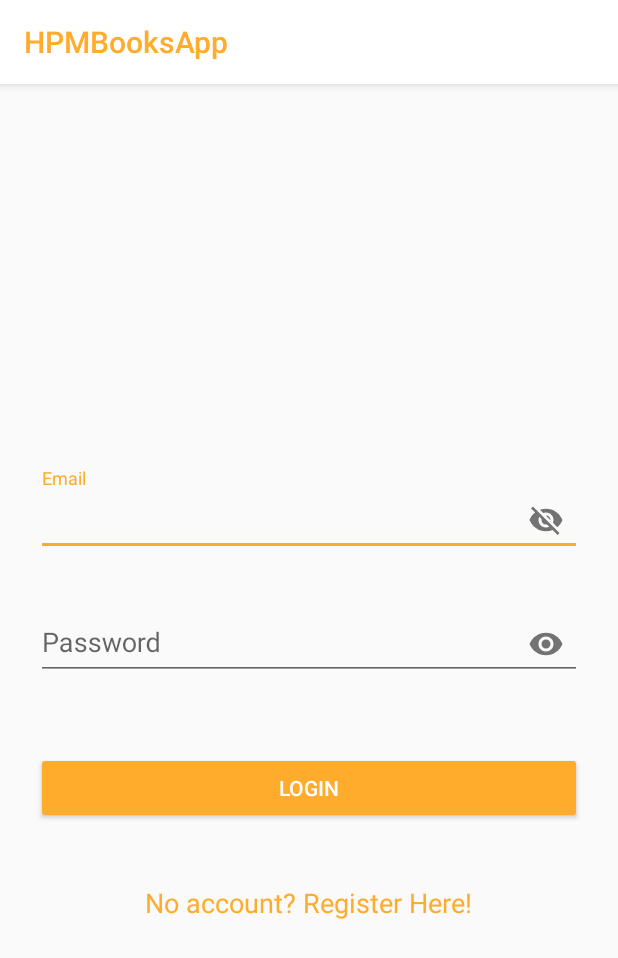
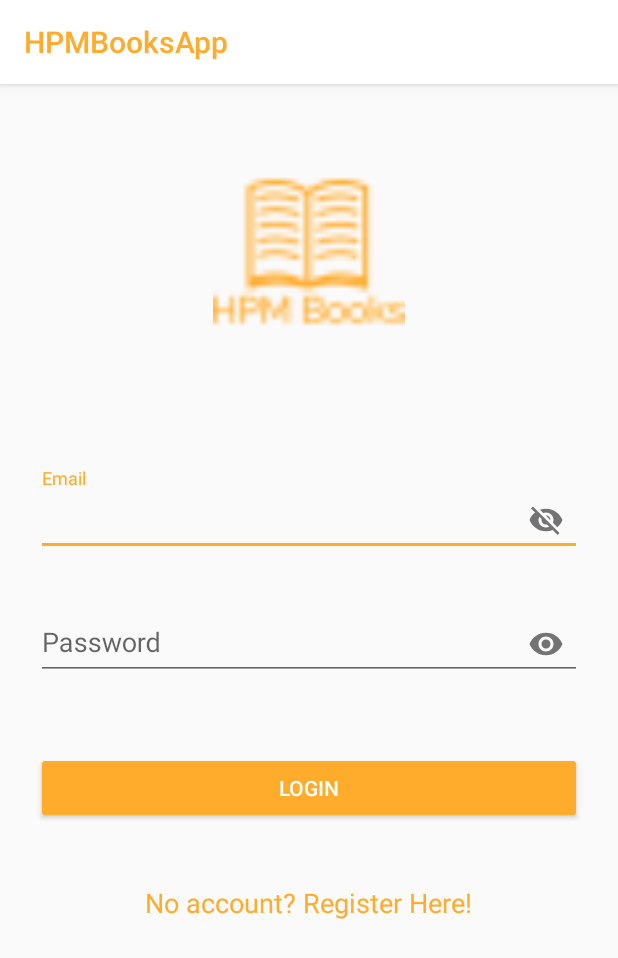
Before and after one commit to DreVla/HPMBooks, an Android app: the screen it shows after launch (LoginActivity), on a phone screen of 412 x 824 dp. Shown: the top 958 px of the screen. Run offline under Robolectric (Android 15) with nearby library versions, the phone set to English and light mode, and no system bars; our stand-ins replace data binding.

Commit message:
Logo
Added login page logo

```diff
--- a/app/src/main/res/layout/activity_login.xml
+++ b/app/src/main/res/layout/activity_login.xml
@@ -13,6 +13,15 @@
         android:layout_width="match_parent"
         android:layout_height="match_parent"
         tools:context=".view.LoginActivity">
+
+        <ImageView
+            android:layout_width="128dp"
+            android:layout_height="128dp"
+            android:layout_above="@+id/login_email_layout"
+            android:layout_centerInParent="true"
+            android:layout_centerHorizontal="true"
+            android:layout_marginBottom="-174dp"
+            android:src="@drawable/logo2" />
 
         <com.google.android.material.textfield.TextInputLayout
             android:id="@+id/login_email_layout"
```
Also changed, not shown: app/src/main/res/drawable-hdpi/logo2.png (added), app/src/main/res/drawable-mdpi/logo2.png (added), app/src/main/res/drawable-xhdpi/logo2.png (added), app/src/main/res/drawable-xxhdpi/logo2.png (added), app/src/main/res/drawable-xxxhdpi/logo2.png (added).
